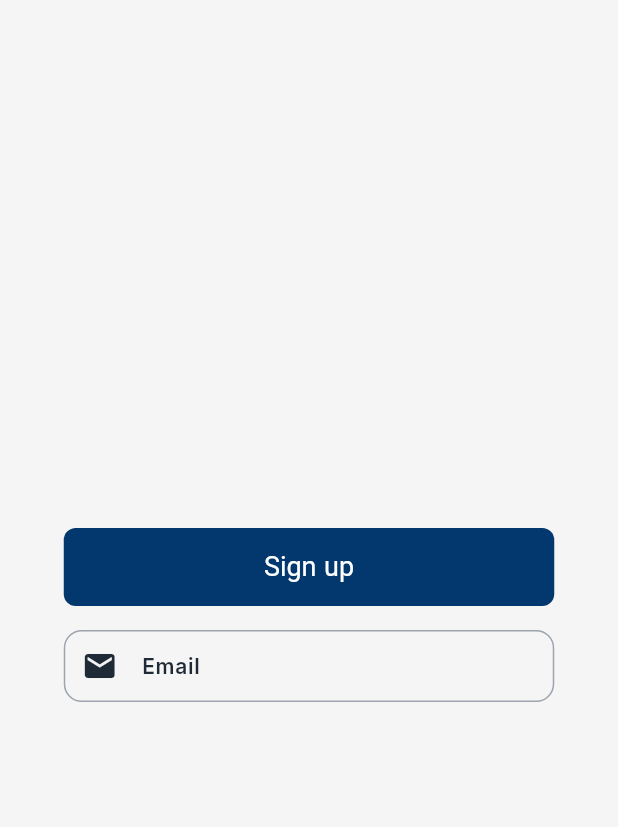
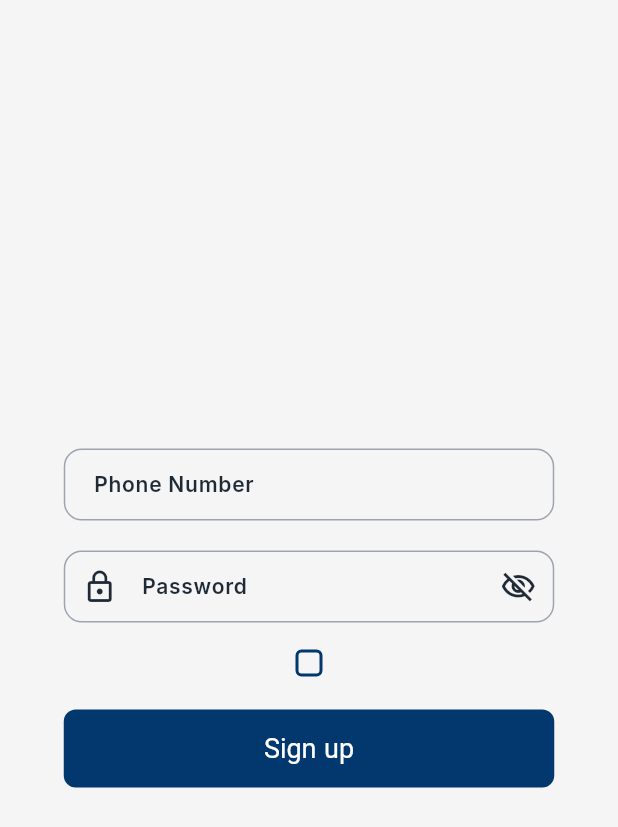
Before and after one commit to ILemonshotI/Simsar_Rent_Application, a Flutter app: the screen it shows after launch, on a phone screen of 412 x 824 dp. Shown: the top 827 px of the screen. Run offline on Flutter 3.47's test engine with Material 3 defaults, Android fonts, the phone set to English and light mode, and no system bars; our stand-ins replace google_fonts.

Commit message:
Added checkbox custom widget

```diff
--- /dev/null
+++ b/lib/Custom_Widgets/Buttons/checkbox.dart
@@ -0,0 +1,28 @@
+import 'package:flutter/material.dart';
+
+class SCheckbox extends StatelessWidget {
+  final bool value;
+  final ValueChanged<bool?> onChanged;
+
+  const SCheckbox({
+    super.key,
+    required this.value,
+    required this.onChanged,
+  });
+
+  @override
+  Widget build(BuildContext context) {
+    return SizedBox(
+      width: 14,
+      height: 14,
+      child: Transform.scale(
+        scale: 1, // fine-tune visual size to match 14x14 exactly
+        child: Checkbox(
+          value: value,
+          onChanged: onChanged,
+          materialTapTargetSize: MaterialTapTargetSize.shrinkWrap,
+        ),
+      ),
+    );
+  }
+}
--- /dev/null
+++ b/lib/Custom_Widgets/Text_Fields/password_field.dart
@@ -0,0 +1,62 @@
+import 'package:flutter/material.dart';
+
+class SPasswordField extends StatefulWidget {
+  final String? labelText;
+  final String? hintText;
+  final TextEditingController? controller;
+  final String? Function(String?)? validator;
+  final ValueChanged<String>? onChanged;
+  final bool enabled;
+
+  const SPasswordField({
+    super.key,
+    this.labelText,
+    this.hintText,
+    this.controller,
+    this.validator,
+    this.onChanged,
+    this.enabled = true,
+  });
+
+  @override
+  State<SPasswordField> createState() => _SPasswordFieldState();
+}
+
+class _SPasswordFieldState extends State<SPasswordField> {
+  bool _obscureText = true;
+
+  @override
+  Widget build(BuildContext context) {
+    return SizedBox(
+      width: 327,
+      height: 52,
+      child: TextFormField(
+        controller: widget.controller,
+        obscureText: _obscureText,
+        validator: widget.validator,
+        onChanged: widget.onChanged,
+        enabled: widget.enabled,
+
+        decoration: InputDecoration(
+          labelText: widget.labelText ?? 'Password',
+          hintText: widget.hintText,
+          prefixIcon: const Icon(Icons.lock_outline),
+
+          suffixIcon: IconButton(
+            splashRadius: 20,
+            onPressed: () {
+              setState(() {
+                _obscureText = !_obscureText;
+              });
+            },
+            icon: Icon(
+              _obscureText
+                  ? Icons.visibility_off_outlined
+                  : Icons.visibility_outlined,
+            ),
+          ),
+        ),
+      ),
+    );
+  }
+}
--- a/lib/Custom_Widgets/Text_Fields/text_field.dart
+++ b/lib/Custom_Widgets/Text_Fields/text_field.dart
@@ -41,7 +41,7 @@ class STextField extends StatelessWidget {
       onChanged: onChanged,
       maxLines: maxLines,
       enabled: enabled,
-      // 🔑 IMPORTANT: we only override WHAT changes,
+      // IMPORTANT: we only override WHAT changes,
       // everything else comes from InputDecorationTheme
       decoration: InputDecoration(
         labelText: labelText,
--- /dev/null
+++ b/lib/Screens/login_screen.dart
@@ -0,0 +1,49 @@
+import 'package:flutter/material.dart';
+import 'package:simsar/Custom_Widgets/Buttons/primary_button.dart';
+import 'package:simsar/Custom_Widgets/Text_Fields/text_field.dart';
+import 'package:simsar/Custom_Widgets/Text_Fields/password_field.dart';
+import 'package:simsar/Custom_Widgets/Buttons/checkbox.dart';
+
+class SignUpForm extends StatefulWidget {
+  const SignUpForm({super.key});
+
+  @override
+  State<SignUpForm> createState() => _SignUpFormState();
+}
+
+class _SignUpFormState extends State<SignUpForm> {
+  bool agreed = false;
+
+  @override
+  Widget build(BuildContext context) {
+    return Column(
+      mainAxisAlignment: MainAxisAlignment.center,
+      children: [
+        STextField(
+          labelText: "Phone Number",
+        ),
+        const SizedBox(height: 16),
+
+        SPasswordField(
+          labelText: "Password",
+        ),
+        const SizedBox(height: 16),
+
+        SCheckbox(
+          value: agreed,
+          onChanged: (value) {
+            setState(() {
+              agreed = value ?? false;
+            });
+          },
+        ),
+        const SizedBox(height: 24),
+
+        SPrimaryButton(
+          text: "Sign up",
+          onPressed: () {} ,
+        ),
+      ],
+    );
+  }
+}
--- a/lib/Theme/check_box_theme.dart
+++ b/lib/Theme/check_box_theme.dart
@@ -8,16 +8,14 @@ class SCheckboxTheme {
   /// --- Light Checkbox Theme ---
   static CheckboxThemeData lightCheckboxTheme = CheckboxThemeData(
     shape: RoundedRectangleBorder(
-      borderRadius: BorderRadius.circular(8),
+      borderRadius: BorderRadius.circular(4),
     ),
     // 2. Check Color: The color of the check mark when selected
     checkColor: WidgetStateProperty.resolveWith((states) {
       if (states.contains(WidgetState.selected)) {
         return SAppColors.background;
       }
-      else {
-        return SAppColors.primaryBlue;
-      }
+
     }),
 
     // 3. Fill Color: The color that fills the box (the border is derived from this)
@@ -25,9 +23,8 @@ class SCheckboxTheme {
       if (states.contains(WidgetState.selected)) {
         return SAppColors.primaryBlue;
       }
-      else {
-        return SAppColors.transparent;
-      }
+        return SAppColors.background;
+
     }),
 
     // 4. Border Side: Defines the border around the unselected checkbox
@@ -40,15 +37,12 @@ class SCheckboxTheme {
   /// --- Dark Checkbox Theme ---
   static CheckboxThemeData darkCheckboxTheme = CheckboxThemeData(
     shape: RoundedRectangleBorder(
-      borderRadius: BorderRadius.circular(8),
+      borderRadius: BorderRadius.circular(4),
     ),
 
     checkColor: WidgetStateProperty.resolveWith((states) {
       if (states.contains(WidgetState.selected)) {
-        return SAppColors.primaryBlue;
-      }
-      else  {
-        return SAppColors.transparent;
+        return SAppColors.darkBackground;
       }
     }),
 
@@ -57,9 +51,7 @@ class SCheckboxTheme {
       if (states.contains(WidgetState.selected)) {
         return SAppColors.primaryBlue;
       }
-      else  {
-        return SAppColors.transparent;
-      }
+        return SAppColors.darkBackground;
     }),
 
     // 4. Border Side: Defines the border around the unselected checkbox
--- a/lib/main.dart
+++ b/lib/main.dart
@@ -1,7 +1,11 @@
 import 'package:flutter/material.dart';
 import 'package:simsar/Theme/app_theme.dart';
-import 'package:simsar/Custom_Widgets/Buttons/primary_button.dart';
-import 'package:simsar/Custom_Widgets/Text_Fields/text_field.dart';
+// import 'package:simsar/Custom_Widgets/Buttons/primary_button.dart';
+// import 'package:simsar/Custom_Widgets/Text_Fields/text_field.dart';
+// import 'package:simsar/Custom_Widgets/Text_Fields/password_field.dart';
+// import 'package:simsar/Custom_Widgets/Buttons/checkbox.dart';
+import 'package:simsar/Screens/login_screen.dart';
+
 void main() {
   runApp(const MyApp());
 }
@@ -17,24 +21,9 @@ class MyApp extends StatelessWidget {
       theme: SAppTheme.lightTheme,
       home: Scaffold(
         body: Center(
-        child:  Column(
-            mainAxisAlignment: MainAxisAlignment.center,
-            children:  [
-              SPrimaryButton(
-            text: "Sign up",
-            onPressed: () {},
-          ),
-          SizedBox(height: 16),
-          STextField(
-          labelText: "Email",
-          hintText: "Enter your email",
-          keyboardType: TextInputType.emailAddress,
-          prefixIcon: const Icon(Icons.email),
-            ),
-            ],
-          ),
+        child: SignUpForm(),
         ),
       ),
     );
   }
-}
+}// End of the code file
```
